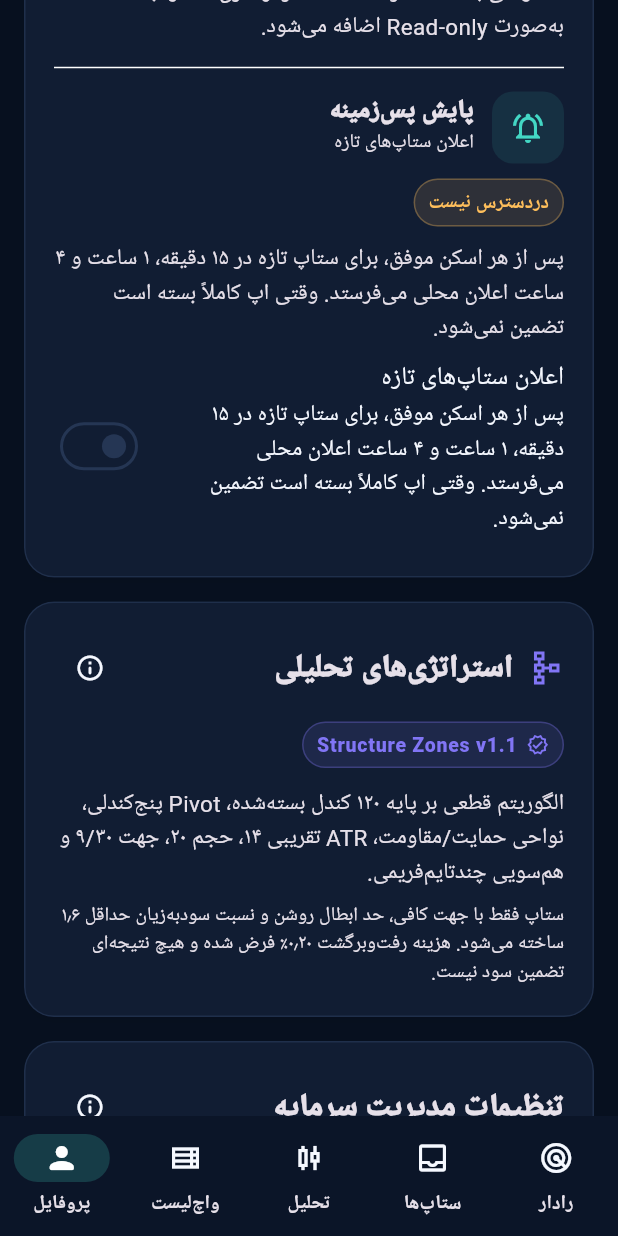
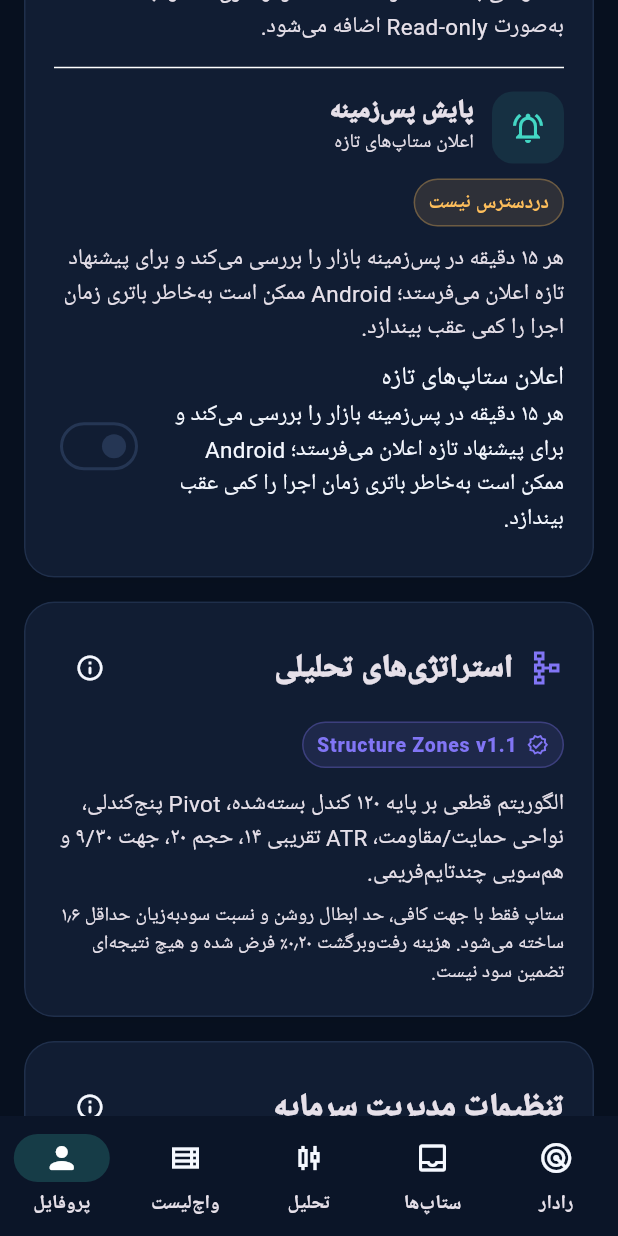
Before and after one commit to Hamrez95/Quantara, a Flutter app: the screen it shows after launch, item 5 of the bottom bar chosen, scrolled down 1152 dp, on a phone screen of 412 x 824 dp. Run offline on Flutter 3.47's test engine with Material 3 defaults, Android fonts, the phone set to English and light mode, and no system bars; our stand-ins replace flutter_local_notifications, shared_preferences; missing offline and left inert: workmanager; network calls fail.

Commit message:
copy(#47): explain real background notification behavior

```diff
--- a/src/client/quantara_app/lib/core/localization/app_strings.dart
+++ b/src/client/quantara_app/lib/core/localization/app_strings.dart
@@ -262,8 +262,8 @@ final class AppStrings {
   String get setupNotifications =>
       t('اعلان ستاپ‌های تازه', 'New setup notifications');
   String get setupNotificationsDescription => t(
-    'پس از هر اسکن موفق، برای ستاپ تازه در ۱۵ دقیقه، ۱ ساعت و ۴ ساعت اعلان محلی می‌فرستد. وقتی اپ کاملاً بسته است تضمین نمی‌شود.',
-    'After each successful scan, sends a local alert for new 15m, 1h and 4h setups. Delivery is not guaranteed while the app is fully closed.',
+    'هر ۱۵ دقیقه در پس‌زمینه بازار را بررسی می‌کند و برای پیشنهاد تازه اعلان می‌فرستد؛ Android ممکن است به‌خاطر باتری زمان اجرا را کمی عقب بیندازد.',
+    'Checks the market about every 15 minutes in the background and alerts on fresh ideas; Android may delay work to protect battery.',
   );
   String get notificationPermissionDenied => t(
     'مجوز اعلان داده نشد. از تنظیمات Android اجازه Notifications را فعال کن.',
```
